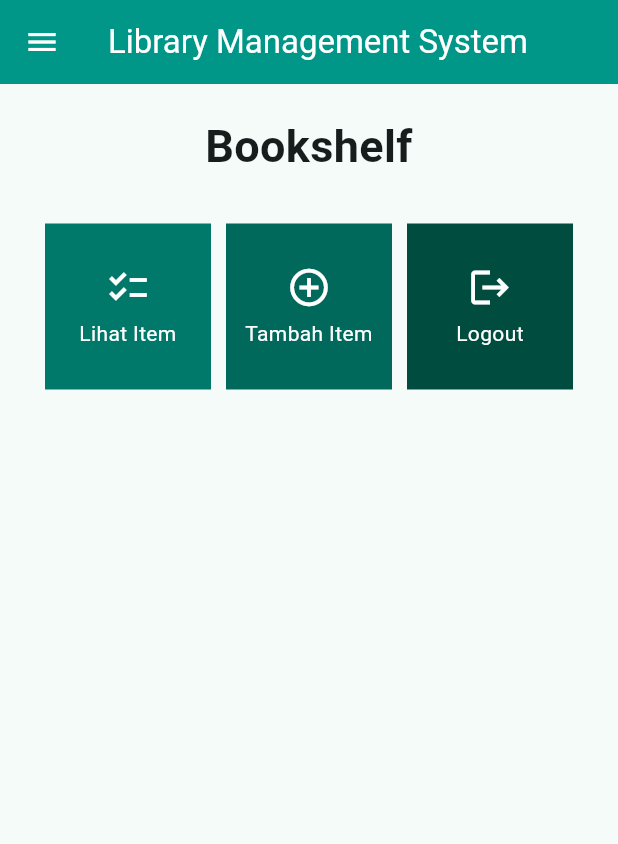
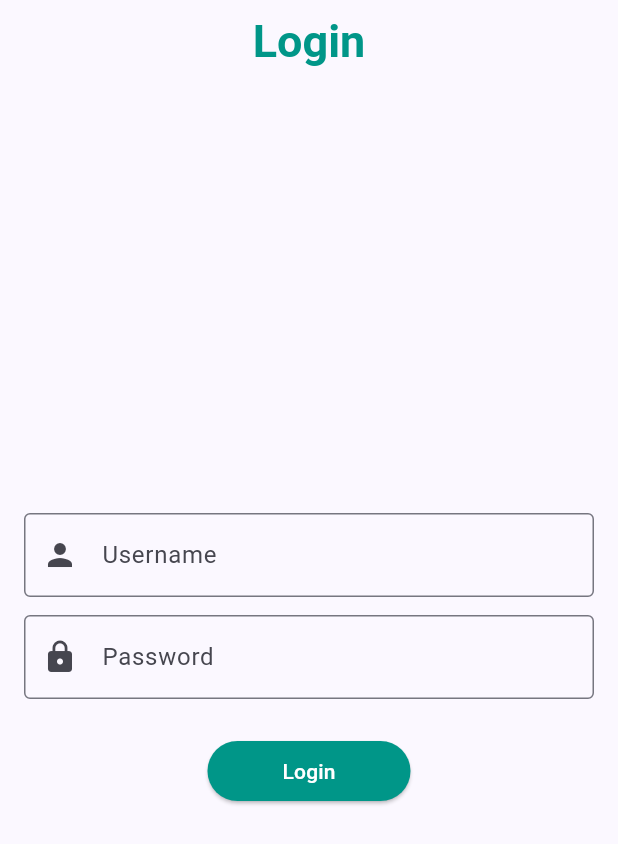
Before and after one commit to fahmi-ramadhan/library-app-mobile, a Flutter app: the screen it shows after launch, on a phone screen of 412 x 824 dp. Shown: the top 844 px of the screen. Run offline on Flutter 3.47's test engine with Material 2 defaults, Android fonts, the phone set to English and light mode, and no system bars; missing offline and left inert: pbp_django_auth.

Commit message:
Update tugas 9

```diff
--- a/lib/main.dart
+++ b/lib/main.dart
@@ -1,23 +1,30 @@
 import 'package:flutter/material.dart';
-import 'package:library_app/screens/menu.dart';
+import 'package:library_app/screens/login.dart';
+import 'package:provider/provider.dart';
+import 'package:pbp_django_auth/pbp_django_auth.dart';
 
 void main() {
   runApp(const MyApp());
 }
 
 class MyApp extends StatelessWidget {
-  const MyApp({super.key});
+  const MyApp({Key? key}) : super(key: key);
 
-  // This widget is the root of your application.
   @override
   Widget build(BuildContext context) {
-    return MaterialApp(
-      title: 'Library Management System',
-      theme: ThemeData(
-        colorScheme: ColorScheme.fromSeed(seedColor: Colors.teal),
-        useMaterial3: true,
+    return Provider(
+      create: (_) {
+        CookieRequest request = CookieRequest();
+        return request;
+      },
+      child: MaterialApp(
+        title: 'Flutter App',
+        theme: ThemeData(
+          colorScheme: ColorScheme.fromSeed(seedColor: Colors.indigo),
+          useMaterial3: true,
+        ),
+        home: LoginPage(),
       ),
-      home: MyHomePage(),
     );
   }
 }
--- /dev/null
+++ b/lib/screens/login.dart
@@ -0,0 +1,137 @@
+import 'package:library_app/screens/menu.dart';
+import 'package:flutter/material.dart';
+import 'package:pbp_django_auth/pbp_django_auth.dart';
+import 'package:provider/provider.dart';
+
+void main() {
+  runApp(const LoginApp());
+}
+
+class LoginApp extends StatelessWidget {
+  const LoginApp({super.key});
+
+  @override
+  Widget build(BuildContext context) {
+    return MaterialApp(
+      title: 'Login',
+      theme: ThemeData(
+        primarySwatch: Colors.blue,
+      ),
+      home: const LoginPage(),
+    );
+  }
+}
+
+class LoginPage extends StatefulWidget {
+  const LoginPage({super.key});
+
+  @override
+  _LoginPageState createState() => _LoginPageState();
+}
+
+class _LoginPageState extends State<LoginPage> {
+  final TextEditingController _usernameController = TextEditingController();
+  final TextEditingController _passwordController = TextEditingController();
+
+  @override
+  Widget build(BuildContext context) {
+    final request = context.watch<CookieRequest>();
+    return Scaffold(
+      appBar: AppBar(
+        title: const Text(
+          'Login',
+          style: TextStyle(
+            fontSize: 30.0,
+            fontWeight: FontWeight.bold,
+            color: Colors.teal,
+          ),
+        ),
+        centerTitle: true,
+        elevation: 0,
+      ),
+      body: Container(
+        padding: const EdgeInsets.all(16.0),
+        child: Column(
+          mainAxisAlignment: MainAxisAlignment.center,
+          children: [
+            TextField(
+              controller: _usernameController,
+              decoration: const InputDecoration(
+                labelText: 'Username',
+                border: OutlineInputBorder(),
+                prefixIcon: Icon(Icons.person),
+              ),
+            ),
+            const SizedBox(height: 12.0),
+            TextField(
+              controller: _passwordController,
+              decoration: const InputDecoration(
+                labelText: 'Password',
+                border: OutlineInputBorder(),
+                prefixIcon: Icon(Icons.lock),
+              ),
+              obscureText: true,
+            ),
+            const SizedBox(height: 24.0),
+            ElevatedButton(
+              onPressed: () async {
+                String username = _usernameController.text;
+                String password = _passwordController.text;
+
+                // Cek kredensial
+                // TODO: Ganti URL dan jangan lupa tambahkan trailing slash (/) di akhir URL!
+                // Untuk menyambungkan Android emulator dengan Django pada localhost,
+                // gunakan URL http://10.0.2.2/
+                final response =
+                    await request.login("http://10.0.2.2:8000/auth/login/", {
+                  'username': username,
+                  'password': password,
+                });
+
+                if (request.loggedIn) {
+                  String message = response['message'];
+                  String uname = response['username'];
+                  Navigator.pushReplacement(
+                    context,
+                    MaterialPageRoute(builder: (context) => MyHomePage()),
+                  );
+                  ScaffoldMessenger.of(context)
+                    ..hideCurrentSnackBar()
+                    ..showSnackBar(SnackBar(
+                        content: Text("$message Selamat datang, $uname.")));
+                } else {
+                  // ignore: use_build_context_synchronously
+                  showDialog(
+                    context: context,
+                    builder: (context) => AlertDialog(
+                      title: const Text('Login Gagal'),
+                      content: Text(response['message']),
+                      actions: [
+                        TextButton(
+                          child: const Text('OK'),
+                          onPressed: () {
+                            Navigator.pop(context);
+                          },
+                        ),
+                      ],
+                    ),
+                  );
+                }
+              },
+              style: ElevatedButton.styleFrom(
+                backgroundColor: Colors.teal,
+                foregroundColor: Colors.white,
+                padding:
+                    const EdgeInsets.symmetric(horizontal: 50, vertical: 10),
+                shape: RoundedRectangleBorder(
+                  borderRadius: BorderRadius.circular(20),
+                ),
+              ),
+              child: const Text('Login'),
+            ),
+          ],
+        ),
+      ),
+    );
+  }
+}
--- a/lib/widgets/left_drawer.dart
+++ b/lib/widgets/left_drawer.dart
@@ -1,7 +1,8 @@
 import 'package:flutter/material.dart';
-import 'package:library_app/screens/bookshelf.dart';
+// import 'package:library_app/screens/bookshelf.dart';
 import 'package:library_app/screens/menu.dart';
 import 'package:library_app/screens/bookshelf_form.dart';
+import 'package:library_app/screens/list_book.dart';
 
 class LeftDrawer extends StatelessWidget {
   const LeftDrawer({super.key});
--- a/pubspec.yaml
+++ b/pubspec.yaml
@@ -35,6 +35,9 @@ dependencies:
   # The following adds the Cupertino Icons font to your application.
   # Use with the CupertinoIcons class for iOS style icons.
   cupertino_icons: ^1.0.2
+  provider: ^6.1.1
+  pbp_django_auth: ^0.3.1
+  http: ^0.13.6
 
 dev_dependencies:
   flutter_test:
```
Also changed, not shown: lib/models/book.dart (added, +71 -0 lines), lib/screens/bookshelf_form.dart (+37 -44 lines), lib/screens/list_book.dart (added, +124 -0 lines), lib/widgets/menu_card.dart (+27 -4 lines), pubspec.lock, 2 other files.
